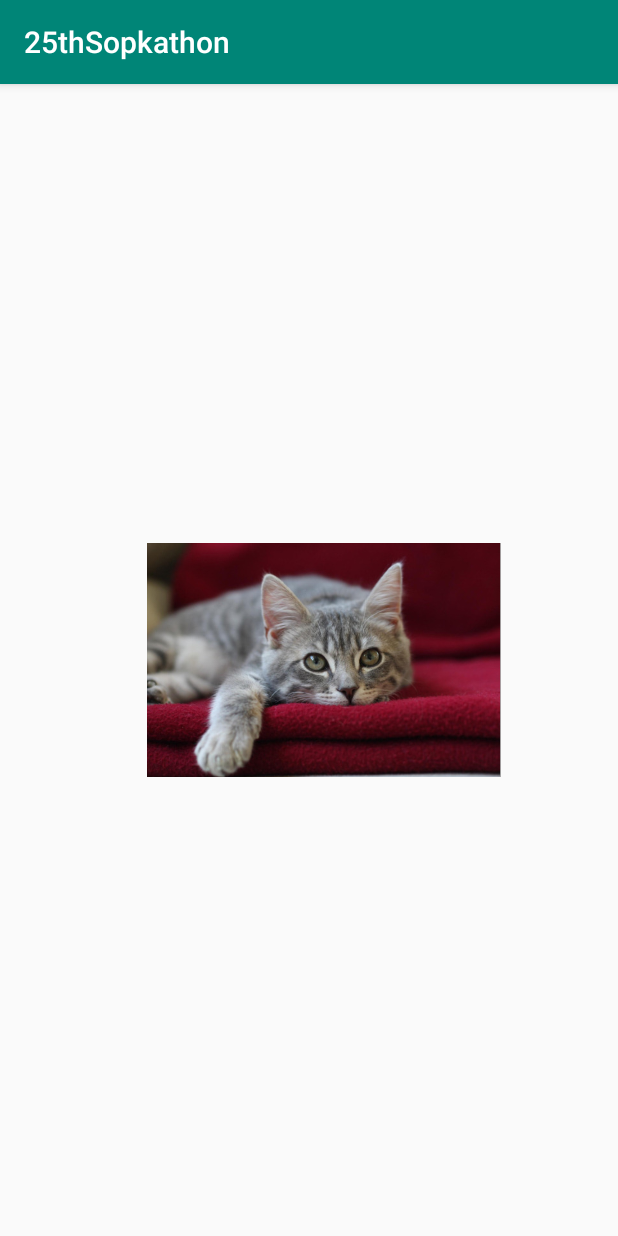
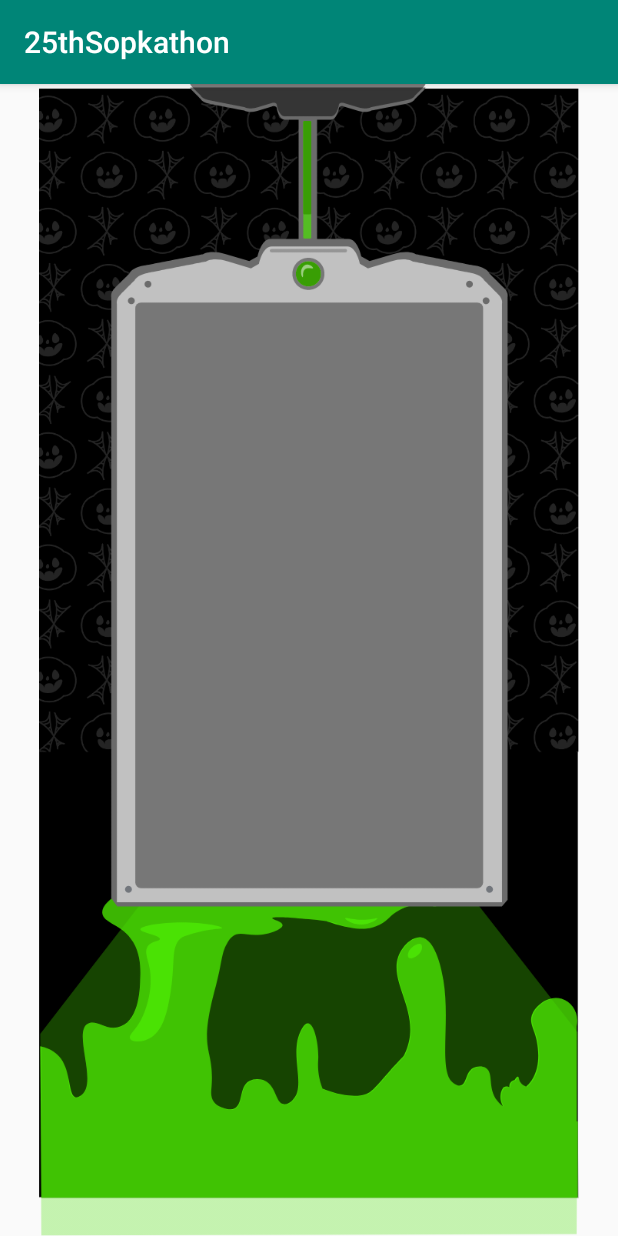
Before and after one commit to sopkathon/Android, an Android app: the MainActivity screen opened directly, with no data from a screen before it, on a phone screen of 412 x 824 dp. Run offline under Robolectric (Android 15) with nearby library versions, the phone set to English and light mode, and no system bars; pictures from the network do not load.

Commit message:
MainActivity 수정중

```diff
--- a/app/src/main/res/layout/activity_main.xml
+++ b/app/src/main/res/layout/activity_main.xml
@@ -7,34 +7,21 @@
     tools:context=".MainActivity">
 
     <ImageView
-        android:id="@+id/img"
-        android:layout_width="256dp"
-        android:layout_height="156dp"
-        android:layout_marginStart="88dp"
-        android:layout_marginTop="231dp"
-        android:layout_marginEnd="88dp"
-        android:layout_marginBottom="231dp"
+        android:id="@+id/imageView"
+        android:layout_width="wrap_content"
+        android:layout_height="wrap_content"
         app:layout_constraintBottom_toBottomOf="parent"
         app:layout_constraintEnd_toEndOf="parent"
-        app:layout_constraintHorizontal_bias="0.0"
         app:layout_constraintStart_toStartOf="parent"
         app:layout_constraintTop_toTopOf="parent"
-        app:srcCompat="@drawable/cat" />
+        app:srcCompat="@drawable/bg_img" />
 
     <Button
         android:id="@+id/button"
         android:layout_width="258dp"
         android:layout_height="158dp"
-        android:layout_marginStart="88dp"
-        android:layout_marginTop="231dp"
-        android:layout_marginEnd="88dp"
-        android:layout_marginBottom="231dp"
         android:background="#00ff0000"
-        app:layout_constraintBottom_toBottomOf="parent"
-        app:layout_constraintEnd_toEndOf="parent"
-        app:layout_constraintHorizontal_bias="0.0"
-        app:layout_constraintStart_toStartOf="parent"
-        app:layout_constraintTop_toTopOf="parent"
-        app:layout_constraintVertical_bias="0.495" />
+        tools:layout_editor_absoluteX="66dp"
+        tools:layout_editor_absoluteY="342dp" />
 
 </androidx.constraintlayout.widget.ConstraintLayout>
--- a/app/src/main/res/layout/activity_qusetion.xml
+++ b/app/src/main/res/layout/activity_qusetion.xml
@@ -18,7 +18,7 @@
             android:id="@+id/imageView2"
             android:layout_width="334dp"
             android:layout_height="wrap_content"
-            app:srcCompat="@drawable/ic_launcher_background" />
+             />
 
         <TextView
             android:id="@+id/txt_question"
```
Also changed, not shown: app/src/main/res/drawable-hdpi/bg_img.png, app/src/main/res/drawable-mdpi/bg_img.png, app/src/main/res/drawable-xhdpi/bg_img.png, app/src/main/res/drawable-xxhdpi/bg_img.png, app/src/main/res/drawable-xxxhdpi/bg_img.png.
